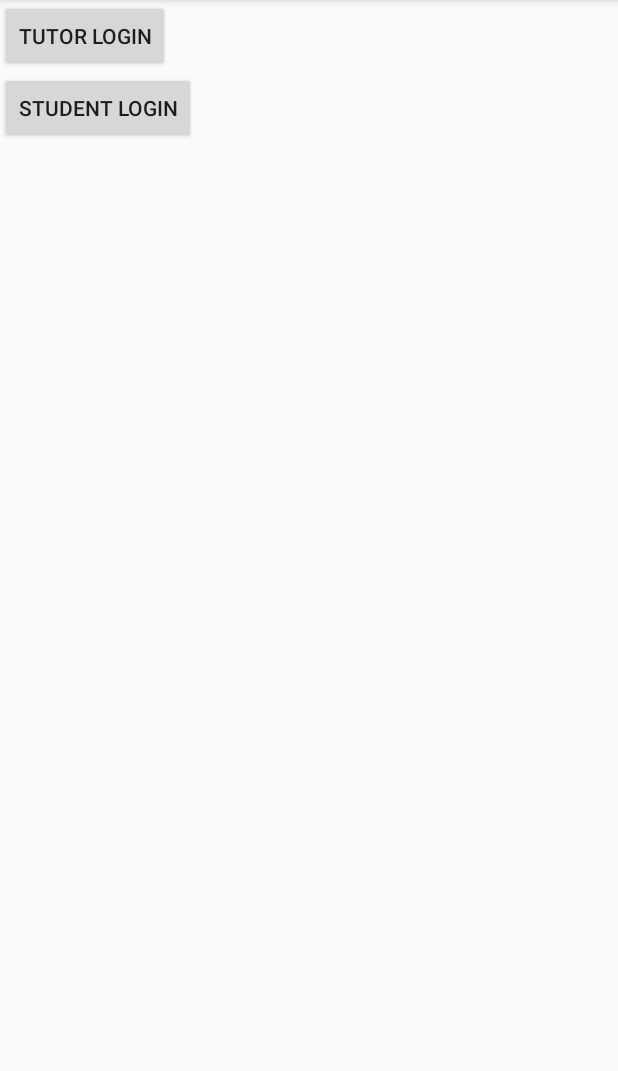
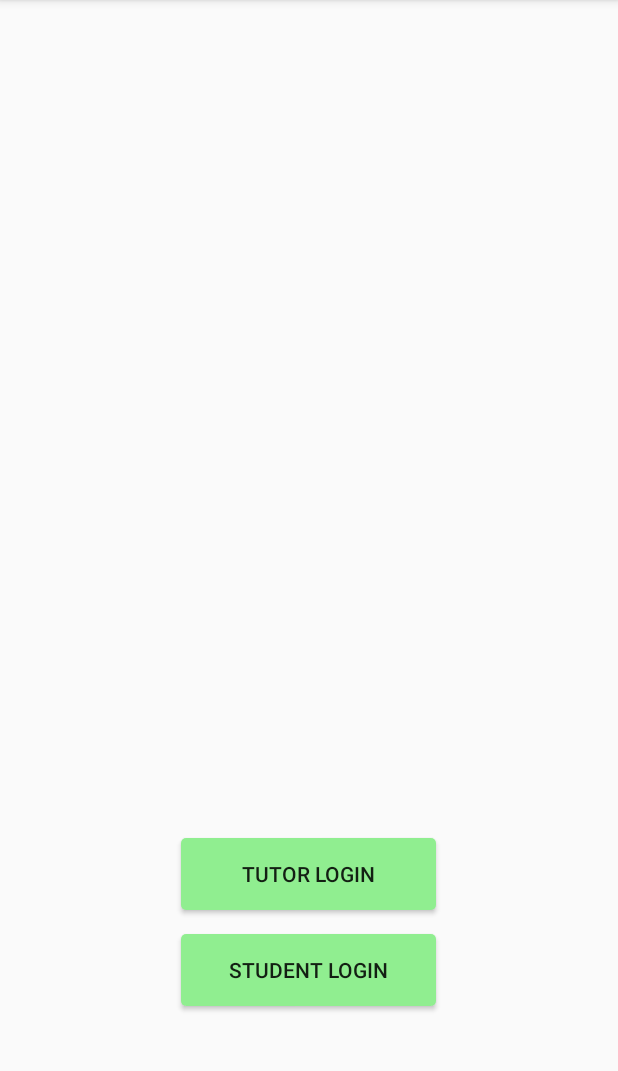
Before and after one commit to Mons1Oerjan/KRUSH, an Android app: the screen it shows after launch (MainActivity), on a phone screen of 412 x 824 dp, the part 84-1155 px from its top. Run offline under Robolectric (Android 15) with nearby library versions, the phone set to English and light mode, and no system bars.

Commit message:
Updated MainActivity button styling

```diff
--- /dev/null
+++ b/app/src/main/res/drawable/button_main.xml
@@ -0,0 +1,12 @@
+<?xml version="1.0" encoding="utf-8"?>
+<shape xmlns:android="http://schemas.android.com/apk/res/android"
+    android:shape="rectangle" android:padding="10dp">
+    <!-- you can use any color you want I used here gray color-->
+    <solid android:color="#90EE90"/>
+    <corners
+        android:bottomRightRadius="3dp"
+        android:bottomLeftRadius="3dp"
+        android:topLeftRadius="3dp"
+        android:topRightRadius="3dp"
+        />
+</shape>
--- a/app/src/main/res/layout/activity_main.xml
+++ b/app/src/main/res/layout/activity_main.xml
@@ -10,15 +10,28 @@
         android:layout_width="wrap_content"
         android:layout_height="wrap_content"
         android:id="@+id/tutor_login_button"
-        android:text="Tutor Login"/>
+        android:text="Tutor Login"
+        android:background="@drawable/button_main"
+        android:paddingRight="25dp"
+        android:paddingLeft="25dp"
+        android:minWidth="170dp"
+        android:layout_marginBottom="16dp"
+        android:fontFamily="sans-serif-medium"
+        android:layout_above="@+id/student_login_button"
+        android:layout_centerHorizontal="true" />
 
     <Button
-        android:layout_below="@+id/tutor_login_button"
         android:layout_width="wrap_content"
         android:layout_height="wrap_content"
         android:id="@+id/student_login_button"
-        android:text="Student Login"/>
-
+        android:text="Student Login"
+        android:background="@drawable/button_main"
+        android:paddingRight="25dp"
+        android:paddingLeft="25dp"
+        android:minWidth="170dp"
+        android:layout_marginBottom="97dp"
+        android:layout_alignParentBottom="true"
+        android:layout_alignStart="@+id/tutor_login_button" />
 
 
 </RelativeLayout>
```
Also changed, not shown: app/src/main/assets/fonts/FredokaOne-Regular.ttf (renamed from app/src/main/assets/FredokaOne-Regular.ttf), app/src/main/assets/fonts/OFL.txt (renamed from app/src/main/assets/OFL.txt).
